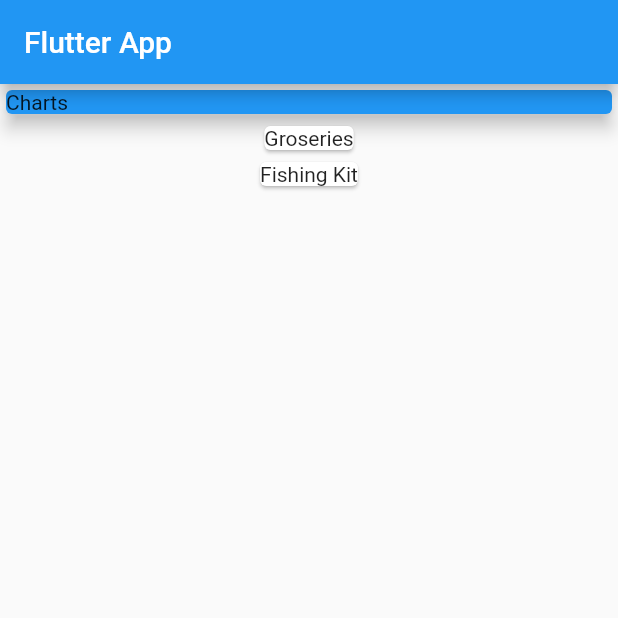
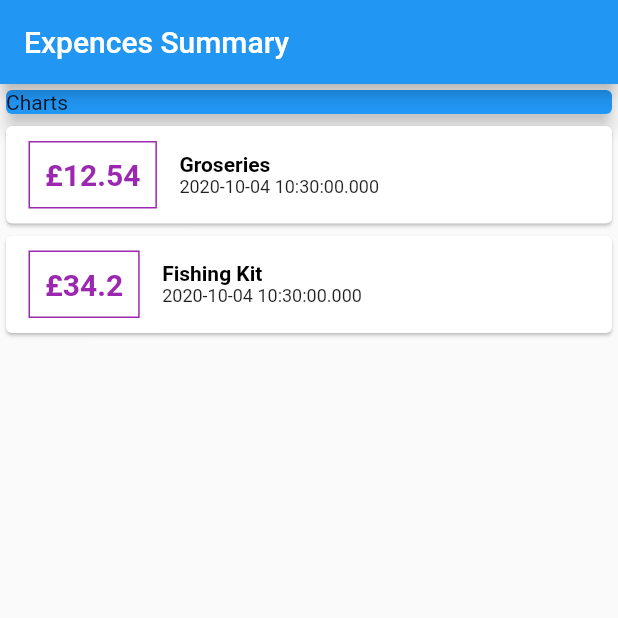
Before and after one commit to NCFUSN/Budget, a Flutter app: the screen it shows after launch, on a phone screen of 412 x 824 dp, the top half of it. Run offline on Flutter 3.47's test engine with Material 2 defaults, Android fonts, the phone set to English and light mode, and no system bars.

Commit message:
List styled

```diff
--- a/lib/main.dart
+++ b/lib/main.dart
@@ -19,18 +19,20 @@ class MyHomePage extends StatelessWidget {
         amount: 12.54,
         id: '4564433677',
         title: 'Groseries',
-        time: DateTime.now()),
+        time: DateTime.now(),
+        currency: '£'),
     Transaction(
         amount: 34.20,
         id: '4564433678',
         title: 'Fishing Kit',
-        time: DateTime.now())
+        time: DateTime.now(),
+        currency: '£')
   ];
   @override
   Widget build(BuildContext context) {
     return Scaffold(
       appBar: AppBar(
-        title: Text('Flutter App'),
+        title: Text('Expences Summary'),
       ),
       body: Center(
         child: Column(
@@ -48,7 +50,39 @@ class MyHomePage extends StatelessWidget {
             Column(
               children: transactions.map((tx) {
                 return Card(
-                  child: Text(tx.title),
+                  child: Row(
+                    children: <Widget>[
+                      Container(
+                        margin:
+                            EdgeInsets.symmetric(vertical: 10, horizontal: 15),
+                        decoration: BoxDecoration(
+                            border: Border.all(color: Colors.purple, width: 1)),
+                        padding: EdgeInsets.all(10),
+                        child: Text(tx.currency + tx.amount.toString(),
+                            style: TextStyle(
+                                fontSize: 20.0,
+                                fontWeight: FontWeight.bold,
+                                color: Colors.purple)),
+                      ),
+                      Column(
+                        crossAxisAlignment: CrossAxisAlignment.start,
+                        children: [
+                          Text(
+                            tx.title,
+                            style: TextStyle(
+                                color: Colors.black,
+                                fontSize: 14.0,
+                                fontWeight: FontWeight.bold),
+                          ),
+                          Text(tx.time.toLocal().toString(),
+                              style: TextStyle(
+                                  color: Colors.black87,
+                                  fontSize: 12.0,
+                                  fontWeight: FontWeight.normal))
+                        ],
+                      )
+                    ],
+                  ),
                 );
               }).toList(),
             ),
--- a/lib/transaction.dart
+++ b/lib/transaction.dart
@@ -5,10 +5,12 @@ class Transaction {
   final String title;
   final double amount;
   final DateTime time;
+  final String currency;
 
   Transaction(
       {@required this.id,
       @required this.time,
       @required this.title,
-      @required this.amount});
+      @required this.amount,
+      @required this.currency});
 }
```
